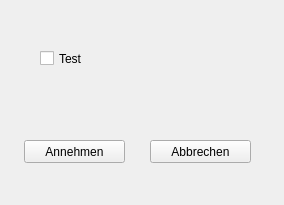
Old version of the form qtTest/QtConfig.ui in the repository exp111/TS3PatchExtensions.
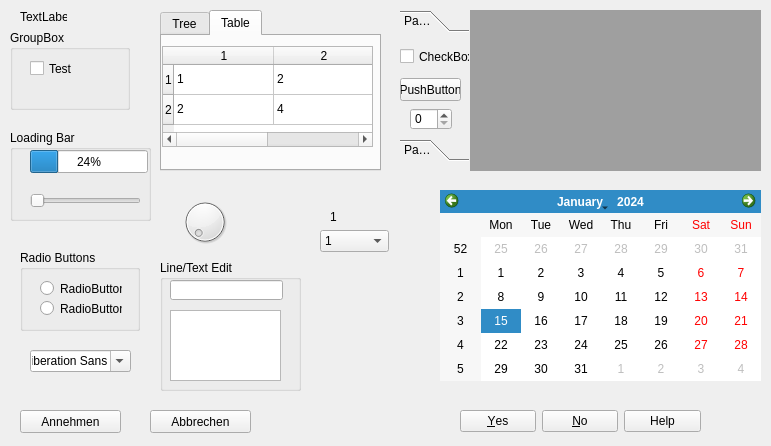
New version of the form. The open tabs and pages were chosen to show the change.

Commit message: some more example qt stuff

Patch:
```diff
--- a/qtTest/QtConfig.ui
+++ b/qtTest/QtConfig.ui
@@ -6,8 +6,8 @@
    <rect>
     <x>0</x>
     <y>0</y>
-    <width>284</width>
-    <height>205</height>
+    <width>771</width>
+    <height>446</height>
    </rect>
   </property>
   <property name="windowTitle">
@@ -16,8 +16,8 @@
   <widget class="QPushButton" name="pushButton">
    <property name="geometry">
     <rect>
-     <x>24</x>
-     <y>140</y>
+     <x>20</x>
+     <y>410</y>
      <width>101</width>
      <height>23</height>
     </rect>
@@ -29,30 +29,11 @@
     <bool>false</bool>
    </property>
   </widget>
-  <widget class="QCheckBox" name="checkBox">
-   <property name="geometry">
-    <rect>
-     <x>40</x>
-     <y>50</y>
-     <width>70</width>
-     <height>17</height>
-    </rect>
-   </property>
-   <property name="toolTip">
-    <string>&lt;html&gt;&lt;head/&gt;&lt;body&gt;&lt;p&gt;&lt;span style=&quot; font-weight:600;&quot;&gt;shit&lt;/span&gt;&lt;/p&gt;&lt;/body&gt;&lt;/html&gt;</string>
-   </property>
-   <property name="toolTipDuration">
-    <number>10</number>
-   </property>
-   <property name="text">
-    <string>Test</string>
-   </property>
-  </widget>
   <widget class="QPushButton" name="pushButton_2">
    <property name="geometry">
     <rect>
      <x>150</x>
-     <y>140</y>
+     <y>410</y>
      <width>101</width>
      <height>23</height>
     </rect>
@@ -61,6 +42,501 @@
     <string>Abbrechen</string>
    </property>
   </widget>
+  <widget class="QGroupBox" name="groupBox">
+   <property name="geometry">
+    <rect>
+     <x>10</x>
+     <y>30</y>
+     <width>120</width>
+     <height>80</height>
+    </rect>
+   </property>
+   <property name="title">
+    <string>GroupBox</string>
+   </property>
+   <widget class="QCheckBox" name="checkBox">
+    <property name="geometry">
+     <rect>
+      <x>20</x>
+      <y>30</y>
+      <width>70</width>
+      <height>17</height>
+     </rect>
+    </property>
+    <property name="toolTip">
+     <string>&lt;html&gt;&lt;head/&gt;&lt;body&gt;&lt;p&gt;&lt;span style=&quot; font-weight:600;&quot;&gt;shit&lt;/span&gt;&lt;/p&gt;&lt;/body&gt;&lt;/html&gt;</string>
+    </property>
+    <property name="toolTipDuration">
+     <number>10</number>
+    </property>
+    <property name="text">
+     <string>Test</string>
+    </property>
+   </widget>
+  </widget>
+  <widget class="QDialogButtonBox" name="buttonBox">
+   <property name="geometry">
+    <rect>
+     <x>460</x>
+     <y>410</y>
+     <width>241</width>
+     <height>23</height>
+    </rect>
+   </property>
+   <property name="standardButtons">
+    <set>QDialogButtonBox::Help|QDialogButtonBox::No|QDialogButtonBox::Yes</set>
+   </property>
+  </widget>
+  <widget class="QTabWidget" name="tabWidget">
+   <property name="geometry">
+    <rect>
+     <x>160</x>
+     <y>10</y>
+     <width>221</width>
+     <height>161</height>
+    </rect>
+   </property>
+   <property name="currentIndex">
+    <number>0</number>
+   </property>
+   <widget class="QWidget" name="tab">
+    <attribute name="title">
+     <string>Tree</string>
+    </attribute>
+    <widget class="QTreeWidget" name="treeWidget">
+     <property name="geometry">
+      <rect>
+       <x>20</x>
+       <y>10</y>
+       <width>151</width>
+       <height>101</height>
+      </rect>
+     </property>
+     <column>
+      <property name="text">
+       <string>1</string>
+      </property>
+     </column>
+     <column>
+      <property name="text">
+       <string>2</string>
+      </property>
+     </column>
+     <item>
+      <property name="text">
+       <string>Neues Element</string>
+      </property>
+      <property name="text">
+       <string>2</string>
+      </property>
+     </item>
+     <item>
+      <property name="text">
+       <string>Neues Element</string>
+      </property>
+      <property name="text">
+       <string>2</string>
+      </property>
+      <item>
+       <property name="text">
+        <string>Neues Element</string>
+       </property>
+       <property name="text">
+        <string>3</string>
+       </property>
+      </item>
+     </item>
+    </widget>
+   </widget>
+   <widget class="QWidget" name="tab_2">
+    <attribute name="title">
+     <string>Table</string>
+    </attribute>
+    <widget class="QTableWidget" name="tableWidget">
+     <property name="geometry">
+      <rect>
+       <x>0</x>
+       <y>10</y>
+       <width>211</width>
+       <height>101</height>
+      </rect>
+     </property>
+     <row>
+      <property name="text">
+       <string>1</string>
+      </property>
+     </row>
+     <row>
+      <property name="text">
+       <string>2</string>
+      </property>
+     </row>
+     <column>
+      <property name="text">
+       <string>1</string>
+      </property>
+     </column>
+     <column>
+      <property name="text">
+       <string>2</string>
+      </property>
+     </column>
+     <item row="0" column="0">
+      <property name="text">
+       <string>1</string>
+      </property>
+     </item>
+     <item row="0" column="1">
+      <property name="text">
+       <string>2</string>
+      </property>
+     </item>
+     <item row="1" column="0">
+      <property name="text">
+       <string>2</string>
+      </property>
+     </item>
+     <item row="1" column="1">
+      <property name="text">
+       <string>4</string>
+      </property>
+     </item>
+    </widget>
+   </widget>
+  </widget>
+  <widget class="QToolBox" name="toolBox">
+   <property name="geometry">
+    <rect>
+     <x>400</x>
+     <y>10</y>
+     <width>69</width>
+     <height>151</height>
+    </rect>
+   </property>
+   <property name="currentIndex">
+    <number>1</number>
+   </property>
+   <widget class="QWidget" name="page">
+    <property name="geometry">
+     <rect>
+      <x>0</x>
+      <y>0</y>
+      <width>69</width>
+      <height>97</height>
+     </rect>
+    </property>
+    <attribute name="label">
+     <string>Page 1</string>
+    </attribute>
+    <widget class="QCheckBox" name="checkBox_2">
+     <property name="geometry">
+      <rect>
+       <x>0</x>
+       <y>10</y>
+       <width>70</width>
+       <height>17</height>
+      </rect>
+     </property>
+     <property name="text">
+      <string>CheckBox</string>
+     </property>
+    </widget>
+    <widget class="QPushButton" name="pushButton_3">
+     <property name="geometry">
+      <rect>
+       <x>0</x>
+       <y>40</y>
+       <width>61</width>
+       <height>23</height>
+      </rect>
+     </property>
+     <property name="text">
+      <string>PushButton</string>
+     </property>
+    </widget>
+    <widget class="QSpinBox" name="spinBox">
+     <property name="geometry">
+      <rect>
+       <x>10</x>
+       <y>70</y>
+       <width>42</width>
+       <height>22</height>
+      </rect>
+     </property>
+    </widget>
+   </widget>
+   <widget class="QWidget" name="page_2">
+    <property name="geometry">
+     <rect>
+      <x>0</x>
+      <y>0</y>
+      <width>69</width>
+      <height>97</height>
+     </rect>
+    </property>
+    <attribute name="label">
+     <string>Page 2</string>
+    </attribute>
+    <widget class="QSlider" name="verticalSlider">
+     <property name="geometry">
+      <rect>
+       <x>20</x>
+       <y>0</y>
+       <width>22</width>
+       <height>91</height>
+      </rect>
+     </property>
+     <property name="orientation">
+      <enum>Qt::Vertical</enum>
+     </property>
+    </widget>
+   </widget>
+  </widget>
+  <widget class="QDial" name="dial">
+   <property name="geometry">
+    <rect>
+     <x>180</x>
+     <y>190</y>
+     <width>50</width>
+     <height>64</height>
+    </rect>
+   </property>
+  </widget>
+  <widget class="QLabel" name="label">
+   <property name="geometry">
+    <rect>
+     <x>20</x>
+     <y>10</y>
+     <width>47</width>
+     <height>13</height>
+    </rect>
+   </property>
+   <property name="text">
+    <string>TextLabel</string>
+   </property>
+  </widget>
+  <widget class="QGroupBox" name="groupBox_2">
+   <property name="geometry">
+    <rect>
+     <x>20</x>
+     <y>250</y>
+     <width>120</width>
+     <height>81</height>
+    </rect>
+   </property>
+   <property name="title">
+    <string>Radio Buttons</string>
+   </property>
+   <widget class="QRadioButton" name="radioButton">
+    <property name="geometry">
+     <rect>
+      <x>20</x>
+      <y>30</y>
+      <width>82</width>
+      <height>17</height>
+     </rect>
+    </property>
+    <property name="text">
+     <string>RadioButton</string>
+    </property>
+   </widget>
+   <widget class="QRadioButton" name="radioButton_2">
+    <property name="geometry">
+     <rect>
+      <x>20</x>
+      <y>50</y>
+      <width>82</width>
+      <height>17</height>
+     </rect>
+    </property>
+    <property name="text">
+     <string>RadioButton</string>
+    </property>
+   </widget>
+  </widget>
+  <widget class="QStackedWidget" name="stackedWidget">
+   <property name="geometry">
+    <rect>
+     <x>300</x>
+     <y>200</y>
+     <width>120</width>
+     <height>80</height>
+    </rect>
+   </property>
+   <property name="currentIndex">
+    <number>1</number>
+   </property>
+   <widget class="QWidget" name="page_3">
+    <widget class="QPushButton" name="pushButton_4">
+     <property name="geometry">
+      <rect>
+       <x>30</x>
+       <y>30</y>
+       <width>75</width>
+       <height>23</height>
+      </rect>
+     </property>
+     <property name="text">
+      <string>PushButton</string>
+     </property>
+    </widget>
+    <widget class="QLabel" name="label_3">
+     <property name="geometry">
+      <rect>
+       <x>30</x>
+       <y>10</y>
+       <width>47</width>
+       <height>13</height>
+      </rect>
+     </property>
+     <property name="text">
+      <string>2</string>
+     </property>
+    </widget>
+   </widget>
+   <widget class="QWidget" name="page_4">
+    <widget class="QLabel" name="label_2">
+     <property name="geometry">
+      <rect>
+       <x>30</x>
+       <y>10</y>
+       <width>47</width>
+       <height>13</height>
+      </rect>
+     </property>
+     <property name="text">
+      <string>1</string>
+     </property>
+    </widget>
+    <widget class="QComboBox" name="comboBox">
+     <property name="geometry">
+      <rect>
+       <x>20</x>
+       <y>30</y>
+       <width>69</width>
+       <height>22</height>
+      </rect>
+     </property>
+     <item>
+      <property name="text">
+       <string>1</string>
+      </property>
+     </item>
+     <item>
+      <property name="text">
+       <string>2</string>
+      </property>
+     </item>
+    </widget>
+   </widget>
+  </widget>
+  <widget class="QGroupBox" name="groupBox_3">
+   <property name="geometry">
+    <rect>
+     <x>10</x>
+     <y>130</y>
+     <width>141</width>
+     <height>91</height>
+    </rect>
+   </property>
+   <property name="title">
+    <string>Loading Bar</string>
+   </property>
+   <widget class="QProgressBar" name="progressBar">
+    <property name="geometry">
+     <rect>
+      <x>20</x>
+      <y>20</y>
+      <width>118</width>
+      <height>23</height>
+     </rect>
+    </property>
+    <property name="value">
+     <number>24</number>
+    </property>
+   </widget>
+   <widget class="QSlider" name="horizontalSlider">
+    <property name="geometry">
+     <rect>
+      <x>20</x>
+      <y>60</y>
+      <width>111</width>
+      <height>22</height>
+     </rect>
+    </property>
+    <property name="orientation">
+     <enum>Qt::Horizontal</enum>
+    </property>
+   </widget>
+  </widget>
+  <widget class="QGroupBox" name="groupBox_4">
+   <property name="geometry">
+    <rect>
+     <x>160</x>
+     <y>260</y>
+     <width>141</width>
+     <height>131</height>
+    </rect>
+   </property>
+   <property name="title">
+    <string>Line/Text Edit</string>
+   </property>
+   <widget class="QTextEdit" name="textEdit">
+    <property name="geometry">
+     <rect>
+      <x>10</x>
+      <y>50</y>
+      <width>111</width>
+      <height>71</height>
+     </rect>
+    </property>
+   </widget>
+   <widget class="QLineEdit" name="lineEdit">
+    <property name="geometry">
+     <rect>
+      <x>10</x>
+      <y>20</y>
+      <width>113</width>
+      <height>20</height>
+     </rect>
+    </property>
+   </widget>
+  </widget>
+  <widget class="QFontComboBox" name="fontComboBox">
+   <property name="geometry">
+    <rect>
+     <x>30</x>
+     <y>350</y>
+     <width>101</width>
+     <height>22</height>
+    </rect>
+   </property>
+  </widget>
+  <widget class="QMdiArea" name="mdiArea">
+   <property name="geometry">
+    <rect>
+     <x>470</x>
+     <y>10</y>
+     <width>291</width>
+     <height>161</height>
+    </rect>
+   </property>
+   <widget class="QWidget" name="subwindow">
+    <property name="windowTitle">
+     <string>Subwindow</string>
+    </property>
+   </widget>
+  </widget>
+  <widget class="QCalendarWidget" name="calendarWidget">
+   <property name="geometry">
+    <rect>
+     <x>440</x>
+     <y>190</y>
+     <width>321</width>
+     <height>191</height>
+    </rect>
+   </property>
+  </widget>
  </widget>
  <layoutdefault spacing="6" margin="11"/>
  <resources/>
```
Left out of the diff: 48 changed lines with no effect on the pictures. The commit also changes 1 other file.
